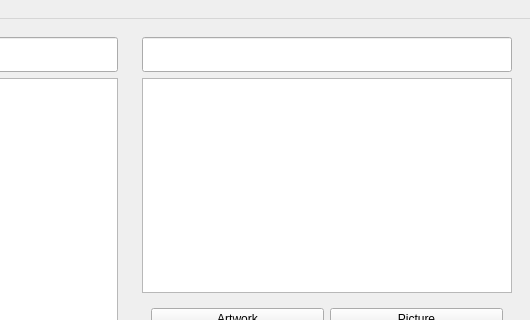
This is main/gui/main.ui in ry10hu/fish-software as Qt 5 draws it before an edit; both pictures show x 270 to 800 and y 0 to 320 of the 800 by 600 pixel window. The edited form follows.
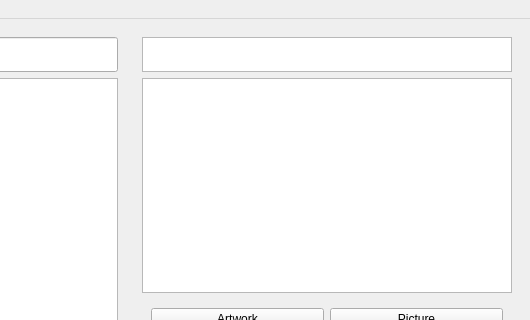
This is the edited form.

```diff
--- a/main/gui/main.ui
+++ b/main/gui/main.ui
@@ -68,7 +68,7 @@
      <widget class="QWidget" name="rightPane" native="true">
       <layout class="QVBoxLayout" name="verticalLayout_2" stretch="0,0,0,0">
        <item>
-        <widget class="QLineEdit" name="fishNameLineEdit">
+        <widget class="QPlainTextEdit" name="fishNameTextEdit">
          <property name="minimumSize">
           <size>
            <width>0</width>
```
